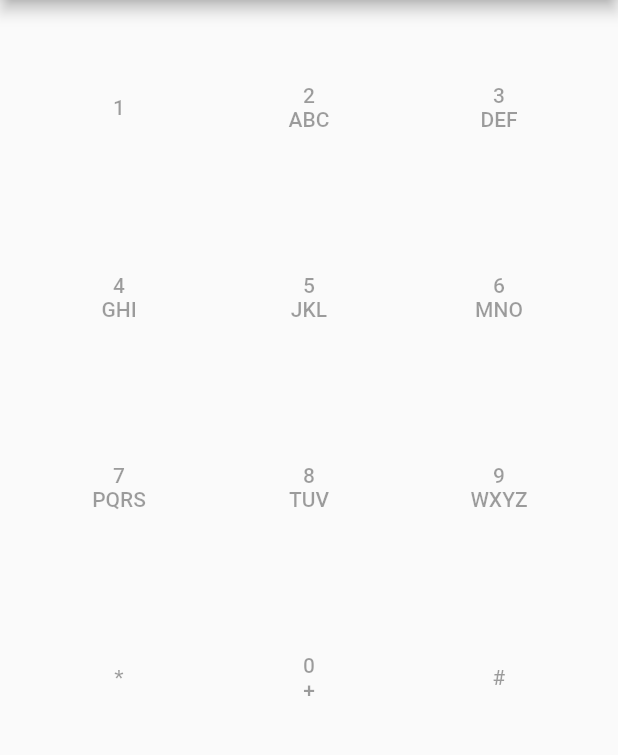
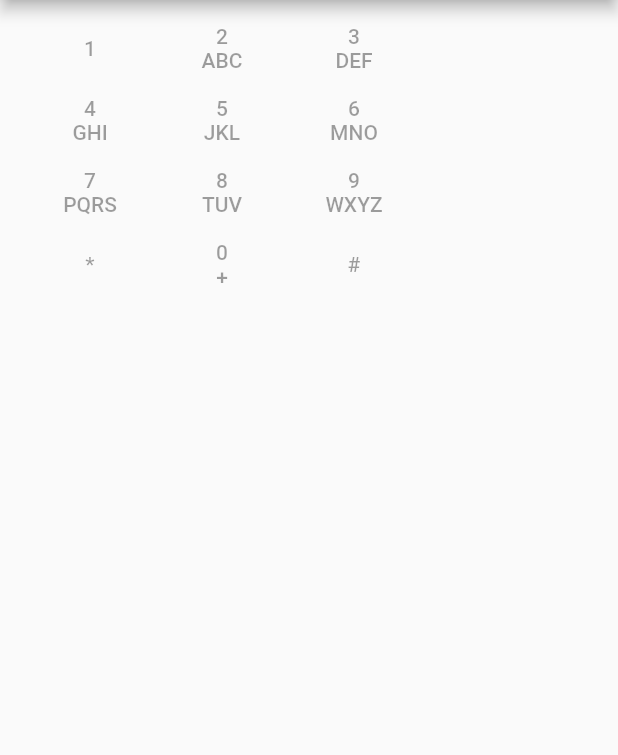
Before and after one commit to MateusRodCosta/musical-dialer, a Flutter app: the screen it shows after launch, on a phone screen of 412 x 824 dp, the part 84-839 px from its top. Run offline on Flutter 3.47's test engine with Material 2 defaults, Android fonts, the light colour scheme and no system bars; missing offline and left inert: audioplayer.

Commit message:
Move from Grid to Rows inside a Column

```diff
--- a/lib/main.dart
+++ b/lib/main.dart
@@ -89,22 +89,36 @@ class DialerButton extends StatelessWidget {
 
 class _MyHomePageState extends State<MyHomePage> {
   _buildDialer() {
-    return new GridView.count(
-      scrollDirection: Axis.vertical,
-      crossAxisCount: 3,
+    return new Column(
+      children: <Widget>[
+        new Row(
           children: <Widget>[
             new DialerButton('1', null),
             new DialerButton('2', "ABC"),
             new DialerButton('3', "DEF"),
+          ],
+        ),
+        new Row(
+          children: <Widget>[
             new DialerButton('4', "GHI"),
             new DialerButton('5', "JKL"),
             new DialerButton('6', "MNO"),
+          ],
+        ),
+        new Row(
+          children: <Widget>[
             new DialerButton('7', "PQRS"),
             new DialerButton('8', "TUV"),
             new DialerButton('9', "WXYZ"),
+          ],
+        ),
+        new Row(
+          children: <Widget>[
             new DialerButton('*', null),
             new DialerButton('0', "+"),
             new DialerButton('#', null),
+          ],
+        ),
       ],
     );
   }
```
Lines whose indentation alone changed are shown as unchanged.
